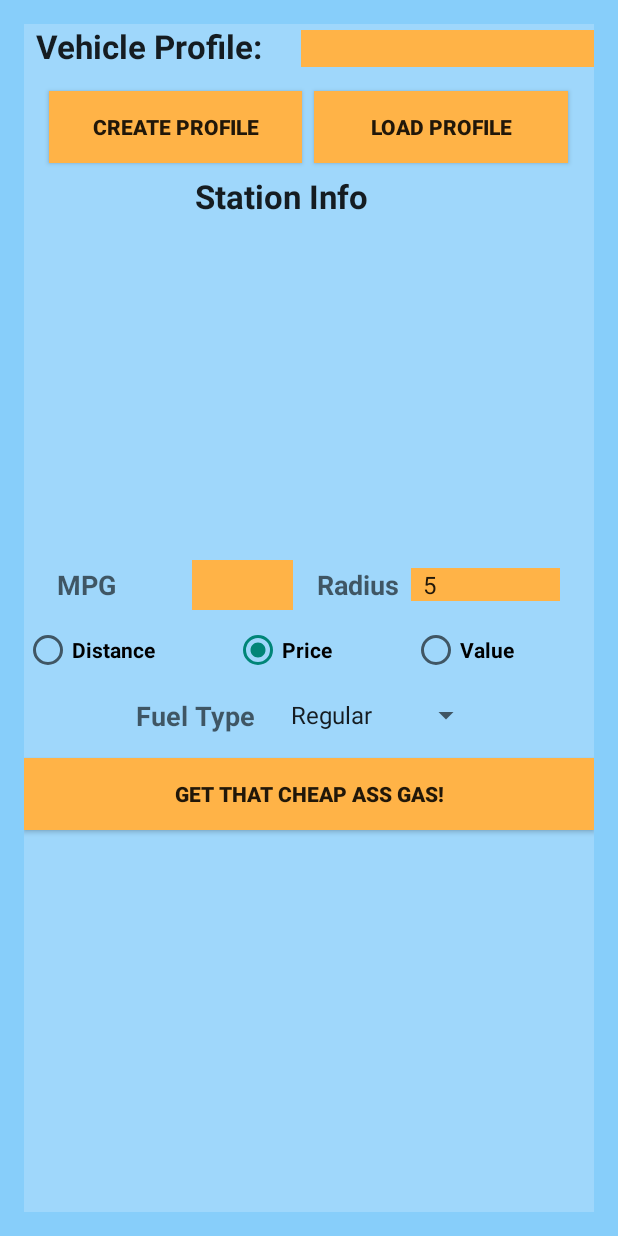
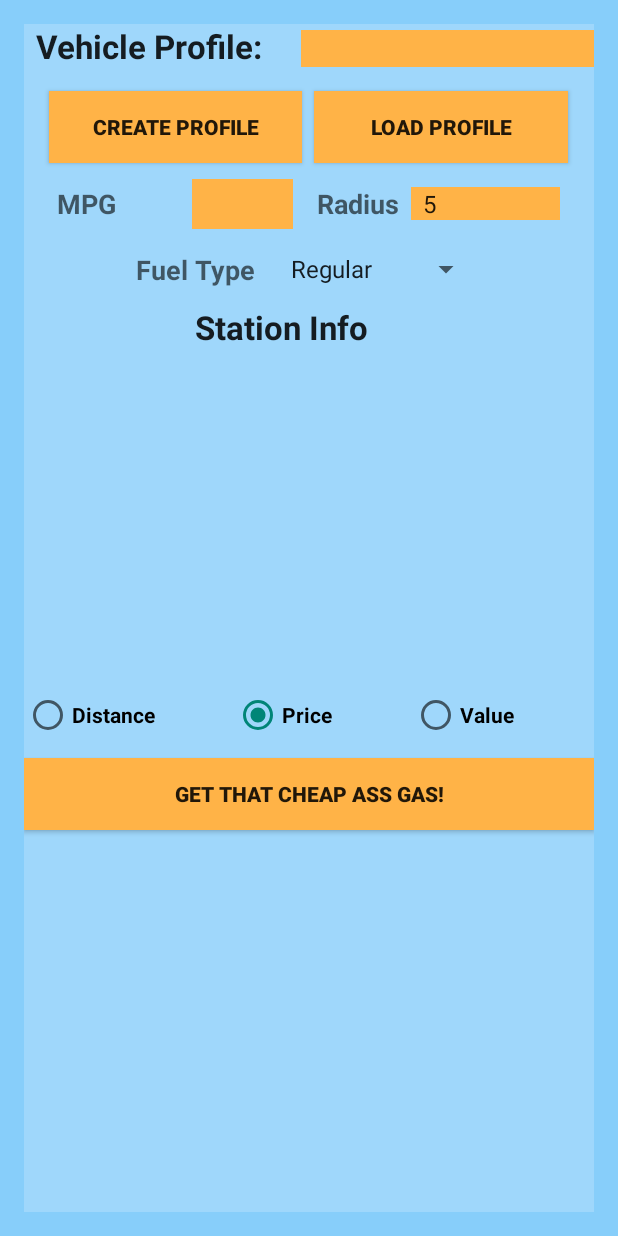
Before and after one commit to JPSRob/CS410SoftwareEngineering_Team4Project, an Android app: the screen it shows after launch (MainActivity), on a phone screen of 412 x 824 dp. Run offline under Robolectric (Android 15) with nearby library versions, the phone set to English and light mode, and no system bars.

Commit message:
Gui modified

```diff
--- a/GasApp/app/src/main/res/layout/activity_main.xml
+++ b/GasApp/app/src/main/res/layout/activity_main.xml
@@ -18,7 +18,7 @@
             android:orientation="horizontal"
             android:layout_width="fill_parent"
             android:layout_height="44dp"
-            android:layout_row="4"
+            android:layout_row="2"
             android:layout_column="0"
             android:id="@+id/inputBoxLinearLayout"
             android:gravity="center"
@@ -127,7 +127,7 @@
             android:orientation="horizontal"
             android:layout_width="fill_parent"
             android:layout_height="34dp"
-            android:layout_row="2"
+            android:layout_row="4"
             android:layout_column="0"
             android:id="@+id/labelLinearLayout"
             android:gravity="center">
@@ -149,7 +149,7 @@
             android:orientation="horizontal"
             android:layout_width="fill_parent"
             android:layout_height="220dp"
-            android:layout_row="3"
+            android:layout_row="5"
             android:layout_column="0"
             android:id="@+id/informationLinearLayout">
 
@@ -196,7 +196,7 @@
             android:orientation="horizontal"
             android:layout_width="fill_parent"
             android:layout_height="43dp"
-            android:layout_row="5"
+            android:layout_row="6"
             android:layout_column="0"
             android:id="@+id/checkBoxLinearLayout"
             android:gravity="center_horizontal">
@@ -243,7 +243,7 @@
             android:orientation="horizontal"
             android:layout_width="fill_parent"
             android:layout_height="43dp"
-            android:layout_row="6"
+            android:layout_row="3"
             android:layout_column="0"
             android:id="@+id/linearLayout"
             android:gravity="center_vertical|center_horizontal" >
```
